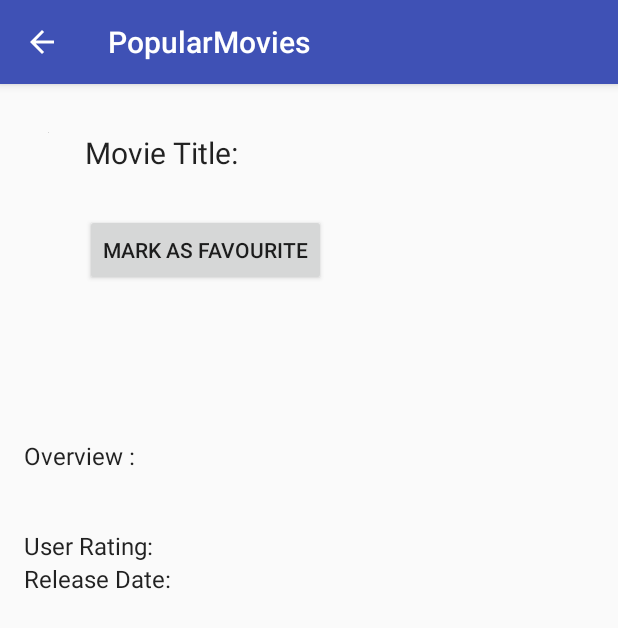
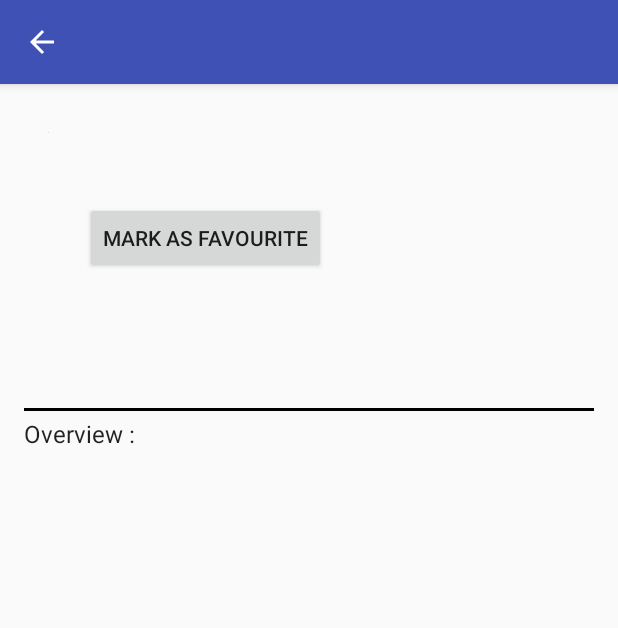
Before and after one commit to gauravsngarg/PopularMovies, an Android app: the MoviePage screen opened directly, with no data from a screen before it, after a tap on "MARK AS FAVOURITE", on a phone screen of 412 x 824 dp. Shown: the top 628 px of the screen. Run offline under Robolectric (Android 15) with nearby library versions, the phone set to English and light mode, and no system bars; our stand-ins replace Picasso; pictures from the network do not load; 9 statements that could not run were skipped.

Commit message:
Movie Page bug fix, layout changes
On Click of Recycler View Item, Duplicacy of item was happening. Removed by clearing old data.
Layout changes as per requirement.
Use FavFlag to show/hide Mark As Favourite Button.

```diff
--- a/app/src/main/java/gauravsngarg/com/popularmovies/MoviePage.java
+++ b/app/src/main/java/gauravsngarg/com/popularmovies/MoviePage.java
@@ -17,7 +17,6 @@ import android.widget.Button;
 import android.widget.ImageView;
 import android.widget.ProgressBar;
 import android.widget.TextView;
-import android.widget.Toast;
 
 import com.squareup.picasso.Picasso;
 
@@ -48,7 +47,7 @@ public class MoviePage extends AppCompatActivity implements LoaderManager.Loader
     private static final int MOVIE_DOWNLOAD_LOADER_ID = 22;
     private static final int REVIEWS_DOWNLOAD_LOADER_ID = 24;
 
-    private TextView tv_title;
+    private TextView tv_releaseyear;
     private TextView tv_overview;
     private TextView tv_user_rating;
     private TextView tv_release_date;
@@ -71,13 +70,15 @@ public class MoviePage extends AppCompatActivity implements LoaderManager.Loader
     private RecyclerView review_recycler_view;
     private List<MovieReviews> listOfReviews;
     private ReviewsListAdapter reviewAdapter;
-
-    private TextView review_author_name;
-    //private TextView review;
+    private View divider_trailer_list;
+    private View divider_overview;
+    private boolean favFLag;
 
     @Override
     protected void onCreate(Bundle savedInstanceState) {
         super.onCreate(savedInstanceState);
+
+
         setContentView(R.layout.activity_movie_page);
 
         dbHelper = new FavListDbHelper(this);
@@ -88,23 +89,33 @@ public class MoviePage extends AppCompatActivity implements LoaderManager.Loader
         listOftrailers = new ArrayList<>();
         listOfReviews = new ArrayList<>();
 
-        tv_title = (TextView) findViewById(R.id.tv_title);
+        tv_releaseyear = (TextView) findViewById(R.id.tv_releaseyear);
         tv_overview = (TextView) findViewById(R.id.movieoverview);
         tv_user_rating = (TextView) findViewById(R.id.user_rating);
-        tv_release_date = (TextView) findViewById(R.id.release_date);
         btn_mark_fav = (Button) findViewById(R.id.btn_mark_fav);
 
         iv_movieposter = (ImageView) findViewById(R.id.iv_movieposter);
-        //progressBar = (ProgressBar) findViewById(R.id.pb_loading_indicator);
+        progressBar = (ProgressBar) findViewById(R.id.pb_loading_indicator);
         recyclerView = (RecyclerView) findViewById(R.id.recycler_view);
+        divider_trailer_list = (View) findViewById(R.id.trailerlist_divider);
+        divider_overview = (View) findViewById(R.id.overview_divider);
 
         review_recycler_view = (RecyclerView) findViewById(R.id.review_recycler_view);
 
         movieId = extras.getString((getString(R.string.movie_id)));
-        tv_title.setText(extras.getString(getString(R.string.tv_title)));
         tv_overview.setText(extras.getString(getString(R.string.tv_overview)));
-        tv_user_rating.setText(extras.getString(getString(R.string.tv_user_rating)));
-        tv_release_date.setText(extras.getString(getString(R.string.tv_release_date)));
+        tv_user_rating.setText(extras.getString(getString(R.string.tv_user_rating)) + "/10");
+
+        favFLag = extras.getBoolean((getString(R.string.favflag)));
+        if(favFLag){
+            btn_mark_fav.setVisibility(View.INVISIBLE);
+        }
+
+       String[] result = (extras.getString(getString(R.string.tv_release_date))).split("-");
+       tv_releaseyear.setText(result[0]);
+
+       final String movie_title = extras.getString(getString(R.string.tv_title));
+        getSupportActionBar().setTitle(movie_title);
 
         btn_mark_fav.setOnClickListener(new View.OnClickListener() {
             @Override
@@ -112,47 +123,17 @@ public class MoviePage extends AppCompatActivity implements LoaderManager.Loader
                 mDb = dbHelper.getWritableDatabase();
                 ContentValues cv = new ContentValues();
                 cv.put(FavContract.FavEntry.COLUMN_MOVIE_ID, movieId);
-                cv.put(FavContract.FavEntry.COULUMN_MOVIE_TITLE, tv_title.getText().toString());
+                cv.put(FavContract.FavEntry.COULUMN_MOVIE_TITLE, movie_title);
                 cv.put(FavContract.FavEntry.COLUMN_MOVIE_PLOT_SYNOPSIS, tv_overview.getText().toString());
-                cv.put(FavContract.FavEntry.COLUMN_MOVIE_RELEASE_DATE, tv_release_date.getText().toString());
+                cv.put(FavContract.FavEntry.COLUMN_MOVIE_RELEASE_YEAR, tv_releaseyear.getText().toString());
                 cv.put(FavContract.FavEntry.COLUMN_MOVIE_USER_RATING, tv_user_rating.getText().toString());
                 cv.put(FavContract.FavEntry.COLUMN_MOVIE_POSTER_PATH, smal_poster_path.toString());
 
 
                 Uri uri = getContentResolver().insert(FavContract.FavEntry.CONTENT_URI, cv);
 
-                if(uri!=null)
-                    Toast.makeText(getBaseContext(), uri.toString(), Toast.LENGTH_LONG).show();
-
-                //mDb.insert(FavContract.FavEntry.TABLE_NAME, null, cv);
-
-                // Build appropriate uri with String row id appended
-                /*String stringId = Integer.toString(id);
-                Uri uri = TaskContract.TaskEntry.CONTENT_URI;
-                uri = uri.buildUpon().appendPath(stringId).build();
-
-
-                Cursor cursor = mDb.query(FavContract.FavEntry.TABLE_NAME,
-                        null,
-                        null,
-                        null,
-                        null,
-                        null,
-                        null);
-
-                if (!cursor.moveToPosition(0))
-                    return;
-                String mMovieTitle = cursor.getString(cursor.getColumnIndex(FavContract.FavEntry.COULUMN_MOVIE_TITLE));
-                Toast.makeText(MoviePage.this, mMovieTitle, Toast.LENGTH_SHORT).show();*/
-
             }
         });
-
-//        ScrollView scrollView = (ScrollView) findViewById(R.id.scroll);
-//
-//        scrollView.getScaleX();
-//        scrollView.getScaleY();
-
 
         smal_poster_path = extras.getString(getString(R.string.movie_url));
 
@@ -168,24 +149,28 @@ public class MoviePage extends AppCompatActivity implements LoaderManager.Loader
         Bundle queryReviewsBundle = new Bundle();
         queryReviewsBundle.putString(GET_Video_URL_EXTRA, reviewsURL.toString());
 
+
         LoaderManager loaderManager = getSupportLoaderManager();
-        //Loader<String> getMovieLoader = loaderManager.getLoader(MOVIE_DOWNLOAD_LOADER_ID);
         loaderManager.initLoader(MOVIE_DOWNLOAD_LOADER_ID, queryVideosBundle, this);
         LinearLayoutManager layoutManager = new LinearLayoutManager(this);
         recyclerView.setLayoutManager(layoutManager);
         recyclerView.setHasFixedSize(true);
 
-        // Loader<String> getReviewsLoader = loaderManager.getLoader(REVIEWS_DOWNLOAD_LOADER_ID);
         loaderManager.initLoader(REVIEWS_DOWNLOAD_LOADER_ID, queryReviewsBundle, this);
         LinearLayoutManager layoutManager_rev = new LinearLayoutManager((this));
         review_recycler_view.setLayoutManager(layoutManager_rev);
         review_recycler_view.setHasFixedSize(true);
+
     }
 
+    @Override
+    protected void onStop() {
+        super.onStop();
+
+    }
 
     @Override
     public Loader<String> onCreateLoader(int id, final Bundle args) {
-        // progressBar.setVisibility(View.VISIBLE);
 
         if (id == MOVIE_DOWNLOAD_LOADER_ID) {
             return new AsyncTaskLoader<String>(this) {
@@ -197,7 +182,7 @@ public class MoviePage extends AppCompatActivity implements LoaderManager.Loader
 
                     if (args == null)
                         return;
-                    //    progressBar.setVisibility(View.VISIBLE);
+                        progressBar.setVisibility(View.VISIBLE);
                     if (mJson != null)
                         deliverResult(mJson);
                     else
@@ -245,7 +230,7 @@ public class MoviePage extends AppCompatActivity implements LoaderManager.Loader
 
                     if (args == null)
                         return;
-                    //    progressBar.setVisibility(View.VISIBLE);
+                        progressBar.setVisibility(View.VISIBLE);
                     if (mJson != null)
                         deliverResult(mJson);
                     else
@@ -293,6 +278,7 @@ public class MoviePage extends AppCompatActivity implements LoaderManager.Loader
         if (data == null) {
 
         } else if (loader.getId() == MOVIE_DOWNLOAD_LOADER_ID) {
+            listOftrailers.clear();
             try {
                 JSONObject jsonObject = new JSONObject(data);
                 JSONArray jsonArray = jsonObject.getJSONArray("results");
@@ -313,14 +299,15 @@ public class MoviePage extends AppCompatActivity implements LoaderManager.Loader
                 e.printStackTrace();
             }
 
-            //ToDo Add Recycler View and add data to adapter
             videosadapter = new TrailerListAdapter(listOftrailers.size(), listOftrailers, MoviePage.this);
             recyclerView.setAdapter(videosadapter);
+            if(listOftrailers.size()!= 0)
+            divider_overview.setVisibility(View.VISIBLE);
         } else if (loader.getId() == REVIEWS_DOWNLOAD_LOADER_ID) {
             try {
                 JSONObject jsonObject = new JSONObject(data);
                 JSONArray jsonArray = jsonObject.getJSONArray("results");
-                for (int i = 0; i < jsonArray.length(); i++) {
+                for (int i = 0; i < jsonArray.length()  && i < 4 ; i++) {
                     MovieReviews item = new MovieReviews();
                     JSONObject js = jsonArray.getJSONObject(i);
                     item.setAuthor(js.getString("author"));
@@ -336,9 +323,11 @@ public class MoviePage extends AppCompatActivity implements LoaderManager.Loader
 
             reviewAdapter = new ReviewsListAdapter(listOfReviews.size(), listOfReviews);
             review_recycler_view.setAdapter(reviewAdapter);
+            divider_trailer_list.setVisibility(View.VISIBLE);
+
         }
 
-        //   progressBar.setVisibility(View.INVISIBLE);
+           progressBar.setVisibility(View.INVISIBLE);
     }
 
 
--- a/app/src/main/res/layout/activity_movie_page.xml
+++ b/app/src/main/res/layout/activity_movie_page.xml
@@ -14,9 +14,8 @@
 
         <LinearLayout
             android:layout_width="match_parent"
-            android:layout_height="0dp"
+            android:layout_height="200dp"
             android:layout_gravity="center"
-            android:layout_weight="0.30"
             android:orientation="horizontal">
 
             <FrameLayout
@@ -27,7 +26,7 @@
                 <ImageView
                     android:id="@+id/iv_movieposter"
                     android:layout_width="wrap_content"
-                    android:layout_height="wrap_content" />
+                    android:layout_height="wrap_content"/>
             </FrameLayout>
 
             <LinearLayout
@@ -37,22 +36,22 @@
                 android:padding="8dp">
 
                 <TextView
+                    android:id="@+id/tv_releaseyear"
                     style="@style/TextAppearance.AppCompat.Title"
                     android:layout_width="wrap_content"
                     android:layout_height="wrap_content"
                     android:fontFamily="sans-serif"
-                    android:paddingTop="8dp"
-                    android:text="@string/movie_title"
-                    android:textSize="20sp" />
-
+                    android:textSize="24sp"
+                    android:visibility="visible"/>
 
                 <TextView
-                    android:id="@+id/tv_title"
+                    android:id="@+id/user_rating"
                     style="@style/TextAppearance.AppCompat.Title"
                     android:layout_width="wrap_content"
                     android:layout_height="wrap_content"
                     android:fontFamily="sans-serif"
-                    android:textSize="20sp" />
+                    android:textSize="16sp"/>
+
                 <Button
                     android:id="@+id/btn_mark_fav"
                     android:layout_width="wrap_content"
@@ -61,10 +60,16 @@
             </LinearLayout>
         </LinearLayout>
 
+        <View
+            android:layout_width="match_parent"
+            android:layout_height="2dp"
+            android:layout_marginBottom="4dp"
+            android:layout_marginTop="0dp"
+            android:background="#000000"/>
+
         <LinearLayout
             android:layout_width="wrap_content"
-            android:layout_height="0dp"
-            android:layout_weight="0.7"
+            android:layout_height="match_parent"
             android:orientation="vertical">
 
             <LinearLayout
@@ -79,7 +84,7 @@
                     android:layout_height="wrap_content"
                     android:fontFamily="sans-serif"
                     android:text="@string/overview"
-                    android:textSize="16sp" />
+                    android:textSize="16sp"/>
 
                 <TextView
                     android:id="@+id/movieoverview"
@@ -87,55 +92,20 @@
                     android:layout_width="wrap_content"
                     android:layout_height="wrap_content"
                     android:fontFamily="sans-serif"
-                    android:textSize="16sp" />
+                    android:textSize="16sp"/>
 
             </LinearLayout>
 
-            <LinearLayout
-                android:layout_width="wrap_content"
-                android:layout_height="wrap_content"
-                android:layout_marginTop="16dp"
-                android:orientation="horizontal">
+            <View
+                android:id="@+id/overview_divider"
+                android:layout_width="match_parent"
+                android:layout_height="1dp"
+                android:layout_marginBottom="4dp"
+                android:layout_marginTop="0dp"
+                android:background="#000000"
+                android:visibility="gone"/>
 
-                <TextView
-                    style="@style/TextAppearance.AppCompat.Title"
-                    android:layout_width="wrap_content"
-                    android:layout_height="wrap_content"
-                    android:fontFamily="sans-serif"
-                    android:text="@string/user_rating"
-                    android:textSize="16sp" />
 
-                <TextView
-                    android:id="@+id/user_rating"
-                    style="@style/TextAppearance.AppCompat.Title"
-                    android:layout_width="wrap_content"
-                    android:layout_height="wrap_content"
-                    android:fontFamily="sans-serif"
-                    android:textSize="16sp" />
-
-            </LinearLayout>
-
-            <LinearLayout
-                android:layout_width="wrap_content"
-                android:layout_height="wrap_content"
-                android:orientation="horizontal">
-
-                <TextView
-                    style="@style/TextAppearance.AppCompat.Title"
-                    android:layout_width="wrap_content"
-                    android:layout_height="wrap_content"
-                    android:fontFamily="sans-serif"
-                    android:text="@string/release_date"
-                    android:textSize="16sp" />
-
-                <TextView
-                    android:id="@+id/release_date"
-                    style="@style/TextAppearance.AppCompat.Title"
-                    android:layout_width="wrap_content"
-                    android:layout_height="wrap_content"
-                    android:fontFamily="sans-serif"
-                    android:textSize="16sp" />
-            </LinearLayout>
             <LinearLayout
                 android:layout_width="wrap_content"
                 android:layout_height="wrap_content"
@@ -144,20 +114,44 @@
                 <include
                     layout="@layout/trailerlist"
                     android:layout_width="match_parent"
-                    android:layout_height="wrap_content" />
+                    android:layout_height="match_parent"/>
             </LinearLayout>
+
+            <View
+                android:id="@+id/trailerlist_divider"
+                android:layout_width="match_parent"
+                android:layout_height="1dp"
+                android:layout_marginBottom="4dp"
+                android:layout_marginTop="0dp"
+                android:background="#000000"
+                android:visibility="gone"/>
+
             <LinearLayout
                 android:layout_width="wrap_content"
-                android:layout_height="wrap_content"
+                android:layout_height="300dp"
                 >
 
                 <include
                     layout="@layout/review_list"
                     android:layout_width="match_parent"
-                    android:layout_height="wrap_content" />
+                    android:layout_height="wrap_content"/>
             </LinearLayout>
         </LinearLayout>
 
 
+        <FrameLayout
+            android:layout_width="match_parent"
+            android:layout_height="match_parent"
+            android:visibility="gone"
+            >
+
+            <ProgressBar
+                android:id="@+id/pb_loading_indicator"
+                android:layout_width="42dp"
+                android:layout_height="42dp"
+                android:layout_gravity="center"
+                android:visibility="invisible"/>
+        </FrameLayout>
     </LinearLayout>
+
 </ScrollView>
```
